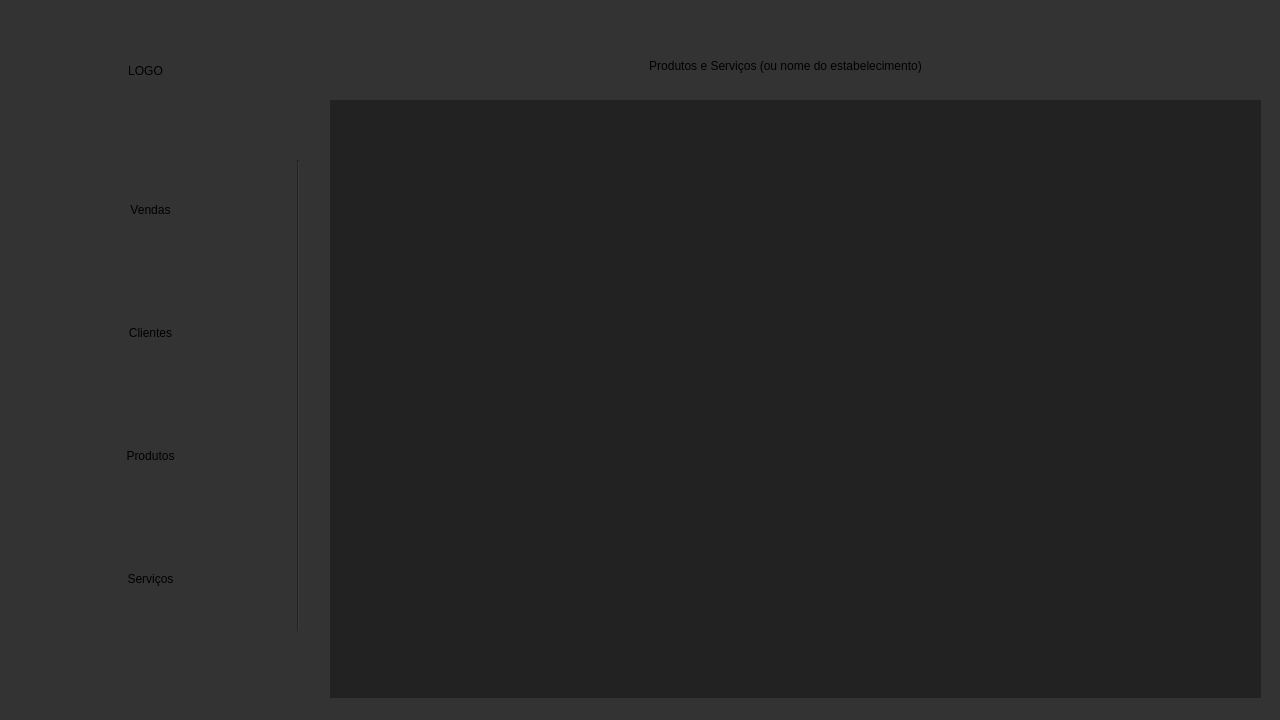
Before: the Qt Designer form ui/servicos_prototipo.ui in Patricio-python/software-de-vendas, drawn with Qt 5.
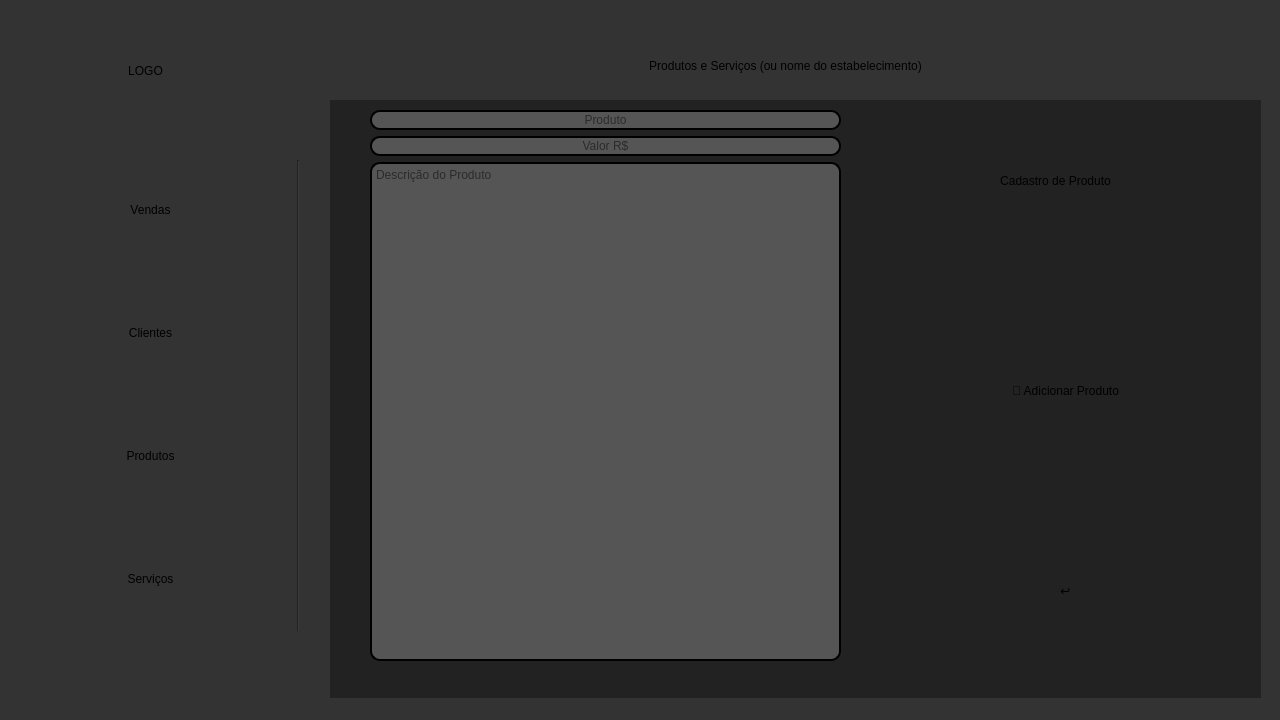
After: the same form once the commit is applied. The open tabs and pages were chosen to show the change.

Commit message:
Aba de cadastro de Produtos
Line edit para nome do produto e valor.
Text edit para descrição.
botão para confirmar cadastro e para retornar.

Patch:
```diff
--- a/ui/servicos_prototipo.ui
+++ b/ui/servicos_prototipo.ui
@@ -1359,7 +1359,137 @@
       </column>
      </widget>
     </widget>
-    <widget class="QWidget" name="page_7"/>
+    <widget class="QWidget" name="page_7">
+     <widget class="QPushButton" name="pushButton_16">
+      <property name="geometry">
+       <rect>
+        <x>630</x>
+        <y>450</y>
+        <width>211</width>
+        <height>81</height>
+       </rect>
+      </property>
+      <property name="styleSheet">
+       <string notr="true">background-color:&quot;Goldenrod&quot;;
+font: 70pt &quot;Arial&quot;;
+height: 75px;
+border-radius: 10px;</string>
+      </property>
+      <property name="text">
+       <string>↩️</string>
+      </property>
+     </widget>
+     <widget class="QPushButton" name="pushButton_17">
+      <property name="geometry">
+       <rect>
+        <x>630</x>
+        <y>250</y>
+        <width>211</width>
+        <height>81</height>
+       </rect>
+      </property>
+      <property name="styleSheet">
+       <string notr="true">background-color:&quot;Goldenrod&quot;;
+font: 15pt &quot;Arial&quot;;
+height: 75px;
+border-radius: 10px;</string>
+      </property>
+      <property name="text">
+       <string>💾 Adicionar Produto</string>
+      </property>
+     </widget>
+     <widget class="QWidget" name="verticalLayoutWidget_5">
+      <property name="geometry">
+       <rect>
+        <x>40</x>
+        <y>10</y>
+        <width>471</width>
+        <height>551</height>
+       </rect>
+      </property>
+      <layout class="QVBoxLayout" name="verticalLayout_5">
+       <item>
+        <widget class="QLineEdit" name="lineEdit_14">
+         <property name="styleSheet">
+          <string notr="true">background-color:#555;
+font: 20pt &quot;Arial&quot;;
+border-radius: 10px;
+Border-style: solid;
+border-width: 2px;
+border-color:&quot;Goldenrod&quot;;</string>
+         </property>
+         <property name="text">
+          <string/>
+         </property>
+         <property name="alignment">
+          <set>Qt::AlignCenter</set>
+         </property>
+         <property name="placeholderText">
+          <string>Produto</string>
+         </property>
+        </widget>
+       </item>
+       <item>
+        <widget class="QLineEdit" name="lineEdit_15">
+         <property name="styleSheet">
+          <string notr="true">background-color:#555;
+font: 20pt &quot;Arial&quot;;
+border-radius: 10px;
+Border-style: solid;
+border-width: 2px;
+border-color:&quot;Goldenrod&quot;;</string>
+         </property>
+         <property name="text">
+          <string/>
+         </property>
+         <property name="alignment">
+          <set>Qt::AlignCenter</set>
+         </property>
+         <property name="placeholderText">
+          <string>Valor R$</string>
+         </property>
+        </widget>
+       </item>
+       <item>
+        <widget class="QPlainTextEdit" name="plainTextEdit_4">
+         <property name="styleSheet">
+          <string notr="true">background-color:#555;
+font: 20pt &quot;Arial&quot;;
+border-radius: 10px;
+Border-style: solid;
+border-width: 2px;
+border-color:&quot;Goldenrod&quot;;</string>
+         </property>
+         <property name="placeholderText">
+          <string>Descrição do Produto</string>
+         </property>
+        </widget>
+       </item>
+      </layout>
+     </widget>
+     <widget class="QLabel" name="label_16">
+      <property name="geometry">
+       <rect>
+        <x>540</x>
+        <y>40</y>
+        <width>371</width>
+        <height>81</height>
+       </rect>
+      </property>
+      <property name="styleSheet">
+       <string notr="true">background-color:&quot;Goldenrod&quot;;
+font: 20pt &quot;Arial&quot;;
+height: 75px;
+border-radius: 10px;</string>
+      </property>
+      <property name="text">
+       <string>Cadastro de Produto</string>
+      </property>
+      <property name="alignment">
+       <set>Qt::AlignCenter</set>
+      </property>
+     </widget>
+    </widget>
    </widget>
   </widget>
   <widget class="QStatusBar" name="statusbar"/>
```
Left out of the diff: 2 changed lines with no effect on the pictures.
